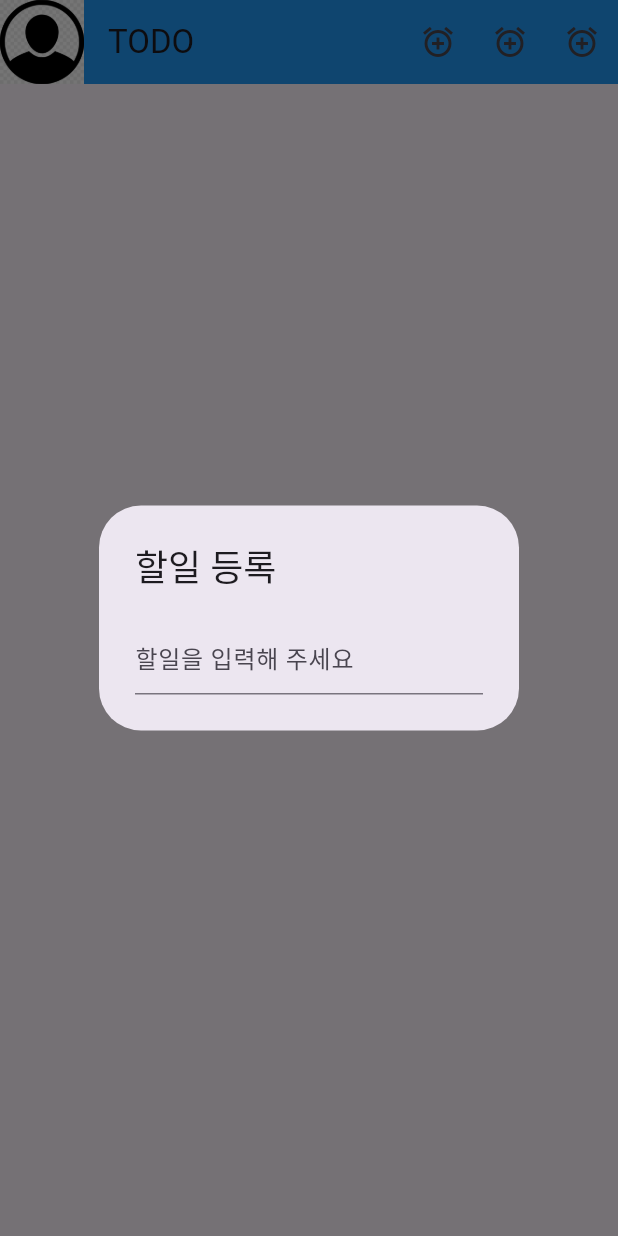
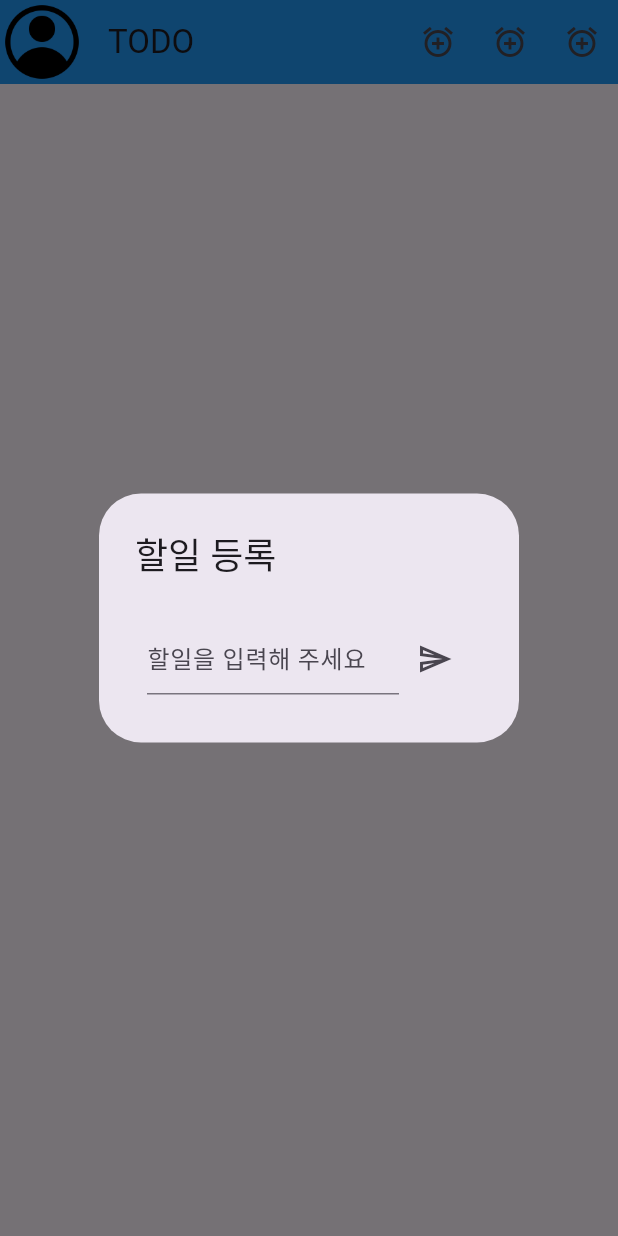
Before and after one commit to Kwinhui/Biz-Flutter-505-2024, a Flutter app: the screen it shows after launch, after a tap on the "add alarm" icon, on a phone screen of 412 x 824 dp. Run offline on Flutter 3.47's test engine with Material 3 defaults, Android fonts, the phone set to English and light mode, and no system bars; statements that could not run were skipped.

Commit message:
todoList

```diff
--- /dev/null
+++ b/todo-001/lib/models/todo.dart
@@ -0,0 +1,15 @@
+class Todo {
+  // 변수선언부
+  String sdate;
+  String stime;
+  String content;
+  bool complete;
+//생성자
+  /// Todo 클래스를 사용하여 데이터 객체를 만들때
+  /// 반드시 4가지 변수값을 설정하라
+  Todo(
+      {required this.sdate,
+      required this.stime,
+      required this.content,
+      required this.complete});
+}
--- a/todo-001/lib/modules/todo_app.dart
+++ b/todo-001/lib/modules/todo_app.dart
@@ -1,4 +1,7 @@
 import 'package:flutter/material.dart';
+import 'package:flutter/widgets.dart';
+import 'package:intl/intl.dart';
+import 'package:todo/models/todo.dart';
 
 class TodoApp extends StatefulWidget {
   const TodoApp({super.key});
@@ -8,13 +11,32 @@ class TodoApp extends StatefulWidget {
 }
 
 class _TodoAppState extends State<TodoApp> {
+  Todo getTodo(String content) {
+    return Todo(
+      sdate: DateFormat("yyyy-MM-dd").format(DateTime.now()),
+      stime: DateFormat("HH:mm:ss").format(DateTime.now()),
+      content: content,
+      complete: false,
+    );
+  }
+
+  List<Todo> todoList = [];
+
+  @override
+  void initState() {
+    super.initState();
+    // todoList.add(getTodo("Start"));
+    // todoList.add(getTodo("Second"));
+    // todoList.add(getTodo("Third"));
+  }
+
   @override
   Widget build(BuildContext context) {
     return Scaffold(
       appBar: AppBar(
           backgroundColor: Colors.blue,
           leading: Image.asset(
-            "assets/user.png",
+            "assets/user2.png",
             fit: BoxFit.fill,
           ),
           title: const Text("TODO"),
@@ -32,6 +54,55 @@ class _TodoAppState extends State<TodoApp> {
               icon: const Icon(Icons.add_alarm),
             ),
           ]),
+
+      /// 리스트뷰를 화면에 보여주기위해 bulider가 만들어줌
+      body: ListView.builder(
+        /// TodoList가 변화가 되는지 확인
+        itemCount: todoList.length,
+        itemBuilder: (context, index) {
+          return Material(
+            child: InkWell(
+              highlightColor: Colors.red.withOpacity(0.3),
+              splashColor: Colors.blueAccent.withOpacity(0.3),
+              child: ListTile(
+                /// 한개씩의 리스트를 보여줌
+                title: Row(
+                  children: [
+                    Column(
+                      children: [
+                        Text(
+                          todoList[index].sdate,
+                          style: const TextStyle(
+                            fontSize: 12,
+                            color: Colors.grey,
+                          ),
+                        ),
+                        Text(
+                          todoList[index].stime,
+                          style: const TextStyle(
+                            fontSize: 12,
+                            color: Colors.grey,
+                          ),
+                        ),
+                      ],
+                    ),
+                    Expanded(
+                      child: Padding(
+                        padding: const EdgeInsets.only(left: 15.0),
+                        child: Text(todoList[index].content,
+                            style: const TextStyle(
+                              fontSize: 20,
+                              color: Colors.blue,
+                            )),
+                      ),
+                    )
+                  ],
+                ),
+              ),
+            ),
+          )
+        },
+      ),
     );
   }
 
@@ -42,10 +113,36 @@ class _TodoAppState extends State<TodoApp> {
         return AlertDialog(
           title: const Text("할일 등록"),
           actions: [
-            TextField(
+            _todoInputBox(context),
+          ],
+        );
+      },
+    );
+  }
+
+  /// Expanded Widget
+  /// Column, Row 등으로 Widget 을 감싸면, content 가 없는 경우
+  /// Widget 이 화면에서 사라져버리는 경우가 있다.
+  /// 이때는 그 Widget 을 Expanded Widget 으로 감싸주면 해결된다.
+  Widget _todoInputBox(BuildContext context) {
+    return Padding(
+      // 패딩을 주는 박스 테두리를 8.0만큼 들여쓰기해라
+      padding: const EdgeInsets.all(8.0),
+      child: Column(
+        children: [
+          Row(
+            children: [
+              Expanded(
+                child: TextField(
                   textInputAction: TextInputAction.go,
                   decoration: const InputDecoration(hintText: "할일을 입력해 주세요"),
                   onSubmitted: (value) {
+                    setState(() {
+                      /// onsubmitted이 실행되면 value 값이 담겨있고
+                      /// getTodo를 이용해 todoList에 value 값 추가
+                      todoList.add(getTodo(value));
+                    });
+
                     // SnackBar 를 띄우기위해 snackBar 객체(변수)선언
                     // 서브밋이 발생됐을때
                     SnackBar snackBar = const SnackBar(
@@ -57,9 +154,16 @@ class _TodoAppState extends State<TodoApp> {
                     Navigator.of(context).pop();
                   },
                 ),
+              ),
+              IconButton(
+                  onPressed: () => {},
+                  icon: const Icon(
+                    Icons.send_outlined,
+                  ))
             ],
-        );
-      },
+          ),
+        ],
+      ),
     );
   }
 } // todo state end
--- a/todo-001/pubspec.yaml
+++ b/todo-001/pubspec.yaml
@@ -9,6 +9,7 @@ environment:
 dependencies:
   flutter:
     sdk: flutter
+  intl: ^0.19.0
 
 dev_dependencies:
   flutter_test:
@@ -22,3 +23,4 @@ flutter:
   #flutter.assets = assets/user.png
   assets:
     - assets/user.png
+    - assets/user2.png
```
Also changed, not shown: todo-001/assets/user2.png (added), todo-001/pubspec.lock, 1 other file. Lines whose indentation alone changed are shown as unchanged.
